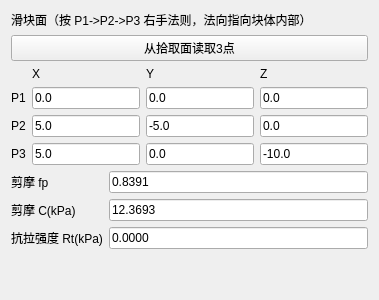
First picture: the form in plugins/Base_Slover/CaveBlockPlanePage.ui, repository asd977/base_cae, before the edit.
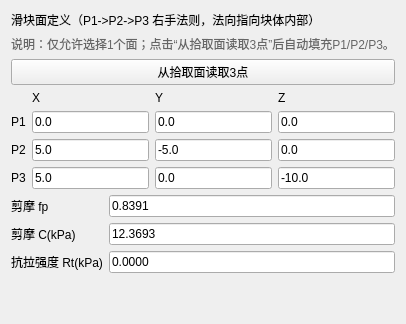
Second picture: the form after the edit.

Commit message: fix(solver): enforce single-face pick for slider plane and improve plane UI hints

```diff
--- a/plugins/Base_Slover/CaveBlockPlanePage.ui
+++ b/plugins/Base_Slover/CaveBlockPlanePage.ui
@@ -4,8 +4,16 @@
  <widget class="QWidget" name="CaveBlockPlanePage">
   <layout class="QVBoxLayout" name="verticalLayout">
    <item>
-    <widget class="QLabel" name="titleLabel">
-     <property name="text"><string>滑块面（按 P1-&gt;P2-&gt;P3 右手法则，法向指向块体内部）</string></property>
+   <widget class="QLabel" name="titleLabel">
+     <property name="text"><string>滑块面定义（P1-&gt;P2-&gt;P3 右手法则，法向指向块体内部）</string></property>
+    </widget>
+   </item>
+   <item>
+    <widget class="QLabel" name="pickHintLabel">
+     <property name="text"><string>说明：仅允许选择1个面；点击“从拾取面读取3点”后自动填充P1/P2/P3。</string></property>
+     <property name="styleSheet">
+      <string notr="true">color:#666666;</string>
+     </property>
     </widget>
    </item>
    <item>
```
The commit also changes 1 other file.
